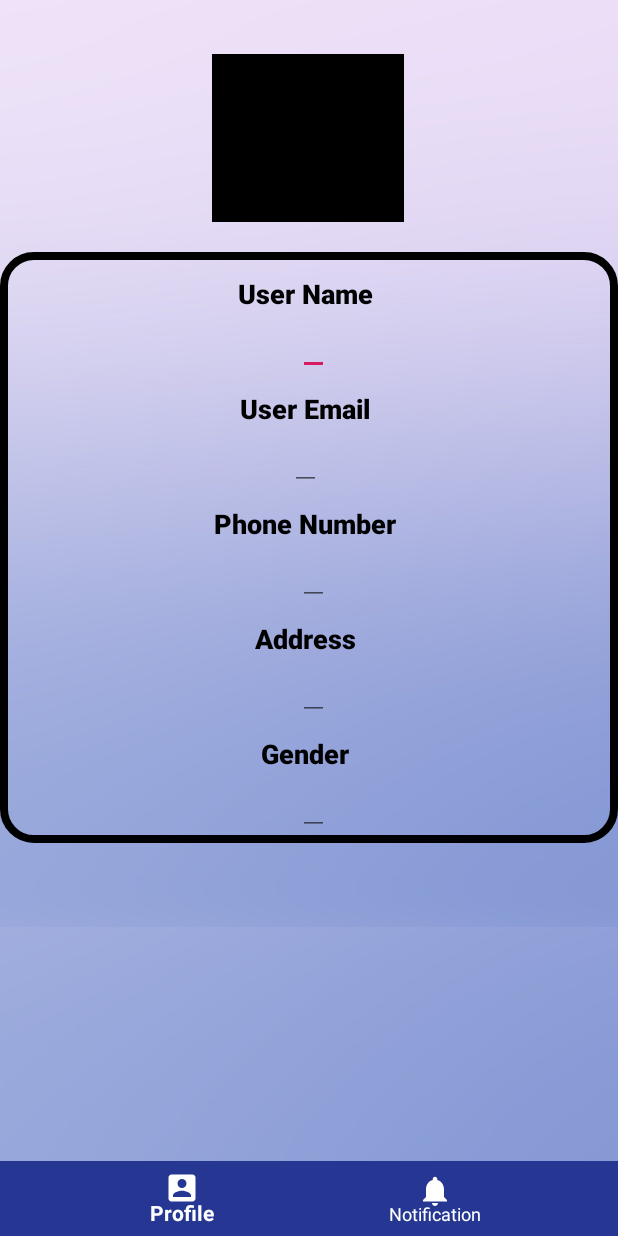
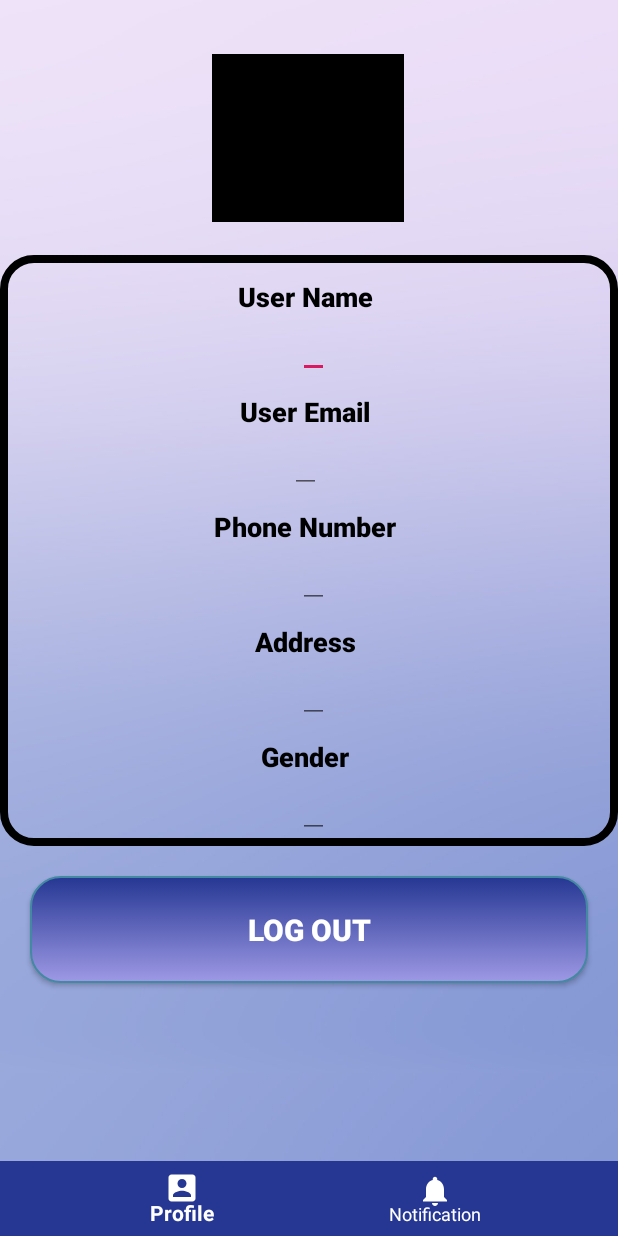
Before and after one commit to Fariahzahid/SmartHome, an Android app: the Contact_Person_Profile screen opened directly, with no data from a screen before it, on a phone screen of 412 x 824 dp. Run offline under Robolectric (Android 15) with nearby library versions, the phone set to English and light mode, and no system bars; our stand-ins replace Firebase (no records; nobody signed in at launch, a user with empty details on screens opened directly).

Commit message:
Add Global Variables
Add global variable for remembring contact person id and user id .

```diff
--- a/app/src/main/AndroidManifest.xml
+++ b/app/src/main/AndroidManifest.xml
@@ -6,6 +6,7 @@
     <uses-permission android:name="android.permission.READ_EXTERNAL_STORAGE"/>
 
     <application
+        android:name=".GlobalVariables"
         android:allowBackup="true"
         android:icon="@mipmap/ic_launcher"
         android:label="@string/app_name"
--- a/app/src/main/java/com/example/smart_home/Contact_Person_Screen/Contact_Person_Profile.java
+++ b/app/src/main/java/com/example/smart_home/Contact_Person_Screen/Contact_Person_Profile.java
@@ -2,6 +2,8 @@ package com.example.smart_home.Contact_Person_Screen;
 
 import android.content.Intent;
 import android.os.Bundle;
+import android.view.View;
+import android.widget.Button;
 import android.widget.ImageView;
 import android.widget.TextView;
 import android.widget.Toast;
@@ -11,6 +13,8 @@ import androidx.annotation.Nullable;
 import androidx.appcompat.app.AppCompatActivity;
 
 import com.bumptech.glide.Glide;
+import com.example.smart_home.Contact_Person_SignIn.Login;
+import com.example.smart_home.GlobalVariables;
 import com.example.smart_home.R;
 import com.google.android.gms.tasks.OnCompleteListener;
 import com.google.android.gms.tasks.Task;
@@ -28,7 +32,8 @@ public class Contact_Person_Profile extends AppCompatActivity {
 
     TextView aname,aemail,aphoneno,aaddress,auserid,agender;
     ImageView profileimage;
-    String value,userid;
+    Button log_out;
+    //String value,userid;
     FirebaseAuth fAuth;
 
     //FIREBASE STORAGE
@@ -41,20 +46,33 @@ public class Contact_Person_Profile extends AppCompatActivity {
     protected void onCreate(Bundle savedInstanceState) {
         super.onCreate(savedInstanceState);
         setContentView(R.layout.activity_contact_person_profile);
-//
-        Intent intent = getIntent();
-        value = intent.getStringExtra("userID");
-        System.out.println(value +"USER ID ==");
+
+        log_out = (Button) findViewById(R.id.contact_person_logout);
+        log_out.setOnClickListener(new View.OnClickListener() {
+            @Override
+            public void onClick(View v) {
+                startActivity(new Intent(getApplicationContext(), Login.class));
+                FirebaseAuth.getInstance().signOut();
+                finish();
+            }
+        });
+        //final GlobalVariables globalVariable = (GlobalVariables) getApplicationContext();
+
+//        Intent intent = getIntent();
+//        value = intent.getStringExtra("userID");
+//        System.out.println(value +"USER ID ==");
 
         //FIREBASE STORAGE
         storageReference = FirebaseStorage.getInstance().getReference();
         //FIREBASE FIRSTORE
         fStore = FirebaseFirestore.getInstance();
 
-        userdata(value);
+        userdata();
+
 
     }
-    private void userdata(String value){
+    private void userdata(){
+        GlobalVariables globalVariable=(GlobalVariables)getApplication();
         aname = (TextView) findViewById(R.id.text_contactperson_name_2);
         aemail = (TextView) findViewById(R.id.text_contactperson_email_2);
         aphoneno = (TextView) findViewById(R.id.text_contactperson_phoneno_2);
@@ -62,14 +80,16 @@ public class Contact_Person_Profile extends AppCompatActivity {
         agender = (TextView) findViewById(R.id.text_contactperson_gender2);
         profileimage = (ImageView) findViewById(R.id.contactperson_profile_image);
 
+        final String userid  = globalVariable.getUserIDContactPerson();
 
         fStore = FirebaseFirestore.getInstance();
         fAuth = FirebaseAuth.getInstance();
 
-        System.out.println(value +"userid ");
-        final DocumentReference documentReference = fStore.collection("Contact Person").document(value);
+       // System.out.println(value +"userid ");
+
+        final DocumentReference documentReference = fStore.collection("Contact Person").document(userid);
         //RETREIVE DATA
-        fStore.collection("Contact Person").document(value).collection("ProfileImage").document().get().addOnCompleteListener(new OnCompleteListener<DocumentSnapshot>() {
+        fStore.collection("Contact Person").document(userid).collection("ProfileImage").document().get().addOnCompleteListener(new OnCompleteListener<DocumentSnapshot>() {
             @Override
             public void onComplete(@NonNull Task<DocumentSnapshot> task) {
                 if (task.isSuccessful()) {
--- a/app/src/main/res/layout/activity_contact_person_add_new_user.xml
+++ b/app/src/main/res/layout/activity_contact_person_add_new_user.xml
@@ -30,7 +30,7 @@
 
 
                 <ImageView
-                    android:id="@+id/imageView3"
+                    android:id="@+id/user_profile_image"
                     android:layout_width="86dp"
                     android:layout_height="72dp"
                     android:layout_gravity="center"
--- a/app/src/main/res/layout/activity_contact_person_login.xml
+++ b/app/src/main/res/layout/activity_contact_person_login.xml
@@ -76,8 +76,8 @@
                 android:id="@+id/contact_person_btn_login"
                 android:layout_width="0dp"
                 android:layout_height="71dp"
+                android:layout_margin="20dp"
                 android:layout_below="@+id/contact_person_login_password"
-                android:layout_margin="0dp"
                 android:background="@drawable/button_rectangle"
                 android:fontFamily="sans-serif-black"
                 android:text="LOGIN"
--- a/app/src/main/res/layout/activity_contact_person_profile.xml
+++ b/app/src/main/res/layout/activity_contact_person_profile.xml
@@ -19,7 +19,7 @@
 
         <ScrollView
             android:layout_width="match_parent"
-            android:layout_height="676dp">
+            android:layout_height="wrap_content">
 
             <androidx.constraintlayout.widget.ConstraintLayout
                 android:id="@+id/activity_dashboard"
@@ -27,9 +27,7 @@
                 android:layout_height="match_parent"
                 android:background="@drawable/background3"
 
-                android:paddingLeft="0dp"
                 android:paddingTop="16dp"
-                android:paddingRight="0dp"
                 android:paddingBottom="40dp"
                 >
 
@@ -59,8 +57,10 @@
                     android:paddingBottom="5dp"
                     app:layout_constraintBottom_toBottomOf="parent"
                     app:layout_constraintEnd_toEndOf="parent"
+                    app:layout_constraintHorizontal_bias="0.0"
                     app:layout_constraintStart_toStartOf="parent"
-                    app:layout_constraintTop_toBottomOf="@+id/contactperson_profile_image">
+                    app:layout_constraintTop_toBottomOf="@+id/contactperson_profile_image"
+                    app:layout_constraintVertical_bias="0.022">
 
                     <TextView
 
@@ -89,6 +89,7 @@
                         android:textSize="15sp">
 
                     </EditText>
+
                     <TextView
 
                         android:id="@+id/text_contactperson_email"
@@ -143,6 +144,7 @@
                         android:textSize="15sp">
 
                     </EditText>
+
                     <TextView
 
                         android:id="@+id/text_contactperson_address"
@@ -201,6 +203,22 @@
 
                 </LinearLayout>
 
+                <Button
+                    android:layout_width="0dp"
+                    android:layout_height="71dp"
+                    android:id="@+id/contact_person_logout"
+                    android:background="@drawable/button_rectangle"
+                    android:text="LOG OUT"
+                    android:layout_margin="20dp"
+                    android:textStyle="bold"
+                    android:textColor="@color/white"
+                    android:textSize="20dp"
+                    android:layout_marginTop="15dp"
+                    app:layout_constraintBottom_toBottomOf="parent"
+                    app:layout_constraintEnd_toEndOf="parent"
+                    app:layout_constraintStart_toStartOf="parent"
+                    app:layout_constraintTop_toBottomOf="@+id/layout_contactperson_profile"></Button>
+
             </androidx.constraintlayout.widget.ConstraintLayout>
         </ScrollView>
 
@@ -224,5 +242,6 @@
 
             </com.google.android.material.bottomnavigation.BottomNavigationView>
         </RelativeLayout>
+
     </RelativeLayout>
 </androidx.constraintlayout.widget.ConstraintLayout>
```
Also changed, not shown: app/src/main/java/com/example/smart_home/Contact_Person_Screen/Contact_Person_Add_New_Users.java (+133 -14 lines), app/src/main/java/com/example/smart_home/Contact_Person_Screen/Contact_Person_User_Modes.java (+11 -6 lines), app/src/main/java/com/example/smart_home/Contact_Person_Screen/Contact_Person_User_Profile.java (+9 -13 lines), app/src/main/java/com/example/smart_home/Contact_Person_Screen/Contact_Person_Users_List.java (+11 -22 lines), app/src/main/java/com/example/smart_home/Contact_Person_SignIn/Login.java (+13 -8 lines), app/src/main/java/com/example/smart_home/Contact_Person_SignIn/Register.java (+7 -25 lines), app/src/main/java/com/example/smart_home/GlobalVariables.java (added, +32 -0 lines). Lines whose indentation alone changed are shown as unchanged.
